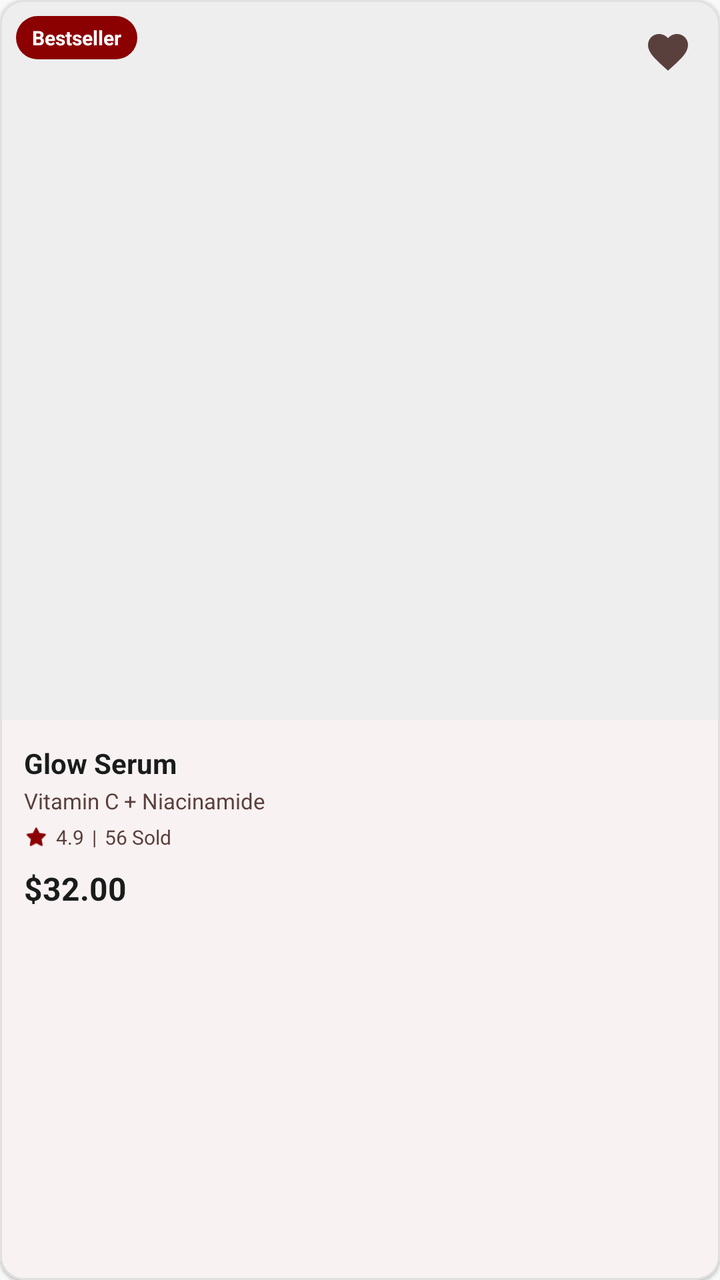
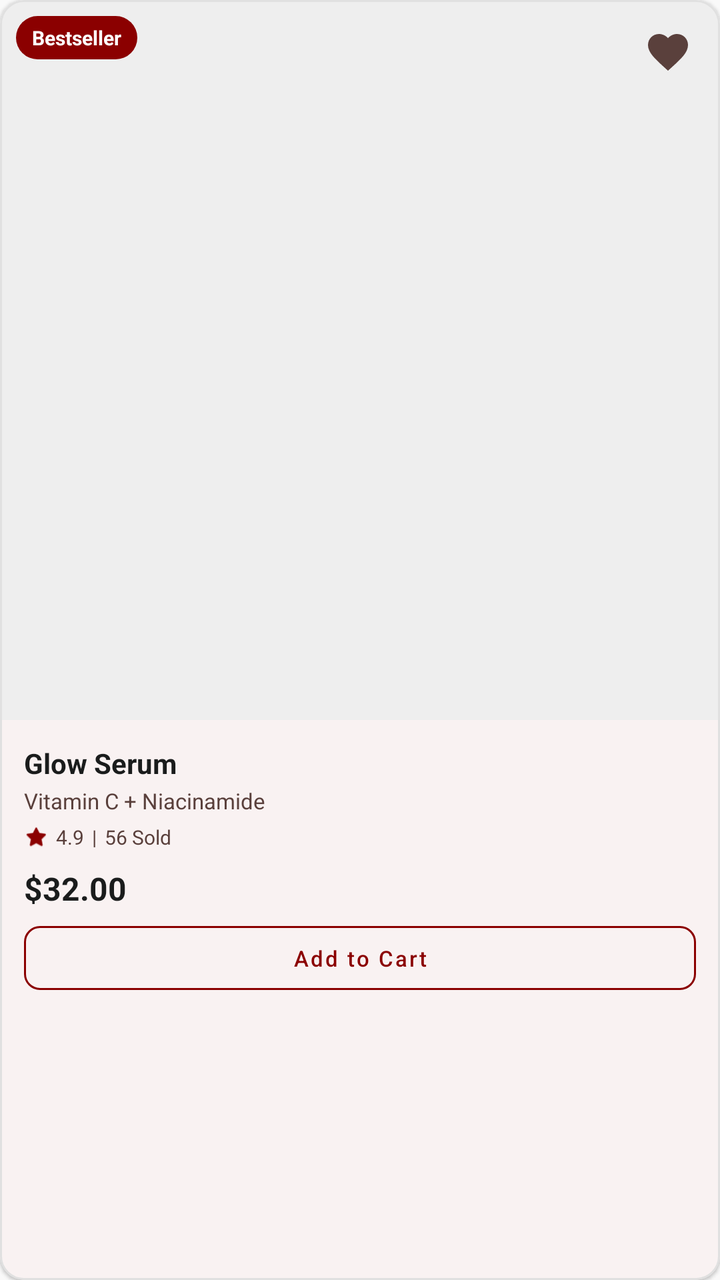

Two renders of the same Android screen: before a commit and after it. Below are the layout's source before the change and the commit's diff.
<!-- AndroidManifest.xml: application theme Theme.TirTirMCommerce -->
<!-- res/layout/item_product_bestseller.xml -->
<?xml version="1.0" encoding="utf-8"?>
<com.google.android.material.card.MaterialCardView xmlns:android="http://schemas.android.com/apk/res/android"
    xmlns:app="http://schemas.android.com/apk/res-auto"
    android:layout_width="176dp"
    android:layout_height="wrap_content"
    android:layout_marginEnd="16dp"
    android:layout_marginBottom="8dp"
    app:cardCornerRadius="12dp"
    app:cardElevation="1dp"
    app:cardBackgroundColor="@color/tirtir_white"
    app:strokeWidth="1dp"
    app:strokeColor="@color/tirtir_border_gray">

    <androidx.constraintlayout.widget.ConstraintLayout
        android:layout_width="match_parent"
        android:layout_height="wrap_content">

        
        <ImageView
            android:id="@+id/ivProductImage"
            android:layout_width="0dp"
            android:layout_height="0dp"
            app:layout_constraintDimensionRatio="1:1"
            android:scaleType="centerCrop"
            android:background="@color/tirtir_bg_gray"
            app:layout_constraintTop_toTopOf="parent"
            app:layout_constraintStart_toStartOf="parent"
            app:layout_constraintEnd_toEndOf="parent" />

        
        <TextView
            android:id="@+id/tvDiscountBadge"
            android:layout_width="wrap_content"
            android:layout_height="wrap_content"
            android:layout_margin="8dp"
            android:paddingHorizontal="8dp"
            android:paddingVertical="4dp"
            android:text="Bestseller"
            android:textColor="@color/tirtir_white"
            android:textSize="10sp"
            android:textStyle="bold"
            android:background="@drawable/bg_badge_bestseller"
            app:layout_constraintTop_toTopOf="parent"
            app:layout_constraintStart_toStartOf="parent" />

        
        <FrameLayout
            android:id="@+id/soldOutOverlay"
            android:layout_width="0dp"
            android:layout_height="0dp"
            android:background="#99000000"
            android:visibility="gone"
            app:layout_constraintDimensionRatio="1:1"
            app:layout_constraintTop_toTopOf="parent"
            app:layout_constraintStart_toStartOf="parent"
            app:layout_constraintEnd_toEndOf="parent">
            <TextView
                android:id="@+id/tvOutOfStock"
                android:layout_width="wrap_content"
                android:layout_height="wrap_content"
                android:layout_gravity="center"
                android:text="Sold Out"
                android:textColor="@color/tirtir_white"
                android:textSize="13sp"
                android:textStyle="bold"
                android:letterSpacing="0.05"
                android:paddingHorizontal="14dp"
                android:paddingVertical="5dp"
                android:background="#4DFFFFFF" />
        </FrameLayout>

        
        <ImageButton
            android:id="@+id/btnWishlistToggle"
            android:layout_width="36dp"
            android:layout_height="36dp"
            android:layout_margin="8dp"
            android:background="@android:color/transparent"
            android:src="@drawable/ic_wishlist"
            app:tint="@color/tirtir_text_secondary"
            android:scaleType="centerInside"
            app:layout_constraintTop_toTopOf="parent"
            app:layout_constraintEnd_toEndOf="parent" />

        
        <LinearLayout
            android:layout_width="match_parent"
            android:layout_height="wrap_content"
            android:orientation="vertical"
            android:padding="12dp"
            app:layout_constraintTop_toBottomOf="@id/ivProductImage">

            <TextView
                android:id="@+id/tvProductName"
                android:layout_width="match_parent"
                android:layout_height="wrap_content"
                android:text="Glow Serum"
                android:textColor="@color/tirtir_black"
                android:textSize="14sp"
                android:textStyle="bold"
                android:maxLines="1"
                android:ellipsize="end" />

            <TextView
                android:id="@+id/tvProductCategory"
                android:layout_width="match_parent"
                android:layout_height="wrap_content"
                android:layout_marginTop="2dp"
                android:text="Vitamin C + Niacinamide"
                android:textColor="@color/tirtir_text_secondary"
                android:textSize="11sp"
                android:maxLines="1"
                android:ellipsize="end" />

            <LinearLayout
                android:layout_width="match_parent"
                android:layout_height="wrap_content"
                android:orientation="horizontal"
                android:gravity="center_vertical"
                android:layout_marginTop="4dp">

                <ImageView
                    android:layout_width="12dp"
                    android:layout_height="12dp"
                    android:src="@android:drawable/btn_star_big_on"
                    app:tint="@color/tirtir_red_primary" />
                
                <TextView
                    android:id="@+id/tvRatingCount"
                    android:layout_width="wrap_content"
                    android:layout_height="wrap_content"
                    android:layout_marginStart="4dp"
                    android:text="4.9"
                    android:textColor="@color/tirtir_text_secondary"
                    android:textSize="10sp" />

                <TextView
                    android:layout_width="wrap_content"
                    android:layout_height="wrap_content"
                    android:layout_marginStart="4dp"
                    android:layout_marginEnd="4dp"
                    android:text="|"
                    android:textColor="@color/tirtir_text_secondary"
                    android:textSize="10sp" />

                <TextView
                    android:id="@+id/tvSoldCount"
                    android:layout_width="wrap_content"
                    android:layout_height="wrap_content"
                    android:text="56 Sold"
                    android:textColor="@color/tirtir_text_secondary"
                    android:textSize="10sp" />
            </LinearLayout>

            <LinearLayout
                android:layout_width="match_parent"
                android:layout_height="wrap_content"
                android:orientation="vertical"
                android:layout_marginTop="8dp">

                <TextView
                    android:id="@+id/tvOriginalPrice"
                    android:layout_width="wrap_content"
                    android:layout_height="wrap_content"
                    android:text="$35.00"
                    android:textColor="@color/tirtir_text_secondary"
                    android:textSize="10sp"
                    android:visibility="gone" />

                <TextView
                    android:id="@+id/tvProductPrice"
                    android:layout_width="wrap_content"
                    android:layout_height="wrap_content"
                    android:text="$32.00"
                    android:textColor="@color/tirtir_black"
                    android:textSize="16sp"
                    android:textStyle="bold" />
            </LinearLayout>





        </LinearLayout>

    </androidx.constraintlayout.widget.ConstraintLayout>
</com.google.android.material.card.MaterialCardView>
<!-- resources referenced by this layout -->
<resources>
  <color name="tirtir_bg_gray">#EEEEEE</color>
  <color name="tirtir_black">#1A1C1C</color>
  <color name="tirtir_border_gray">#E0E0E0</color>
  <color name="tirtir_red_primary">#8B0000</color>
  <color name="tirtir_text_secondary">#5A403C</color>
  <color name="tirtir_white">#FFFFFF</color>
  <!-- drawable bg_badge_bestseller (drawable) -->
  <?xml version="1.0" encoding="utf-8"?>
  <shape xmlns:android="http://schemas.android.com/apk/res/android">
      <solid android:color="@color/tirtir_red_primary" />
      <corners android:radius="12dp" />
  </shape>
  <!-- drawable ic_wishlist (drawable) -->
  <vector xmlns:android="http://schemas.android.com/apk/res/android"
      android:width="24dp"
      android:height="24dp"
      android:viewportWidth="24.0"
      android:viewportHeight="24.0"
      android:tint="?attr/colorControlNormal">
    <path
        android:fillColor="#FF000000"
        android:pathData="M12,21.35l-1.45,-1.32C5.4,15.36 2,12.28 2,8.5 2,5.42 4.42,3 7.5,3c1.74,0 3.41,0.81 4.5,2.09C13.09,3.81 14.76,3 16.5,3 19.58,3 22,5.42 22,8.5c0,3.78 -3.4,6.86 -8.55,11.54L12,21.35z"/>
  </vector>
  <style name="Theme.TirTirMCommerce" parent="Base.Theme.TirTirMCommerce" />
  <style name="Base.Theme.TirTirMCommerce" parent="Theme.Material3.DayNight.NoActionBar">
          
          <item name="colorPrimary">@color/tirtir_red_primary</item>
          <item name="colorPrimaryDark">@color/tirtir_red_dark</item>
          <item name="colorPrimaryContainer">@color/tirtir_red_surface</item>
  
          
          <item name="colorOnPrimary">@color/tirtir_white</item>
          <item name="colorOnPrimaryContainer">@color/tirtir_red_primary</item>
  
          
          <item name="colorSecondary">@color/tirtir_black</item>
          <item name="colorOnSecondary">@color/tirtir_white</item>
          <item name="colorSecondaryContainer">@color/tirtir_red_surface</item>
          <item name="colorOnSecondaryContainer">@color/tirtir_red_primary</item>
  
          
          <item name="colorSurface">@color/tirtir_white</item>
          <item name="colorOnSurface">@color/tirtir_black</item>
          <item name="colorSurfaceVariant">@color/tirtir_off_white</item>
  
          
          <item name="android:windowBackground">@color/tirtir_off_white</item>
          <item name="android:statusBarColor">@color/tirtir_white</item>
          <item name="android:windowLightStatusBar">true</item>
  
          
          <item name="colorError">@color/tirtir_error</item>
      </style>
  <color name="tirtir_red_dark">#610000</color>
  <color name="tirtir_red_surface">#FFF4F3</color>
  <color name="tirtir_off_white">#F9F9F9</color>
  <color name="tirtir_error">#D32F2F</color>
</resources>

<!-- the commit's change to res/layout/item_product_bestseller.xml (unified diff, before → after) -->
@@ -177,7 +177,21 @@
                     android:textStyle="bold" />
             </LinearLayout>
 
-
+            <com.google.android.material.button.MaterialButton
+                android:id="@+id/btnQuickAdd"
+                android:layout_width="match_parent"
+                android:layout_height="32dp"
+                android:layout_marginTop="8dp"
+                android:insetTop="0dp"
+                android:insetBottom="0dp"
+                android:text="Add to Cart"
+                android:textSize="11sp"
+                android:textAllCaps="false"
+                style="@style/Widget.MaterialComponents.Button.OutlinedButton"
+                app:strokeColor="@color/tirtir_red_primary"
+                app:strokeWidth="1dp"
+                app:cornerRadius="8dp"
+                android:textColor="@color/tirtir_red_primary" />
 
 
 
